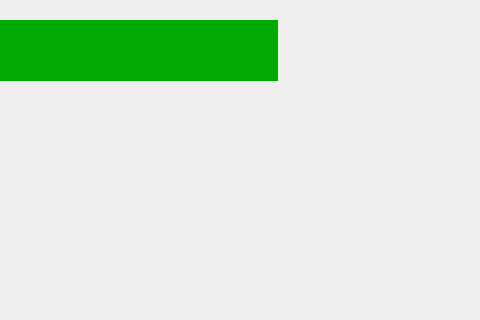
Before: the Qt Designer form window/face.ui in zzuwcc/zzu-12, drawn with Qt 5; both pictures show x 343 to 823 and y 0 to 320 of the 823 by 559 pixel window.
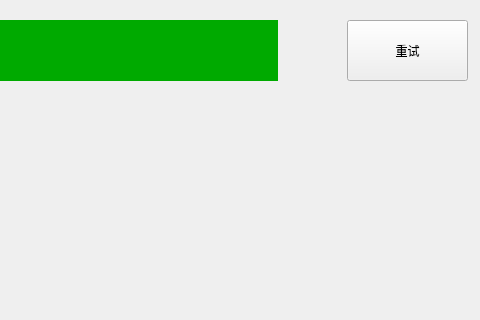
After: the same form once the commit is applied.

Diff of the .ui file:
```diff
--- a/window/face.ui
+++ b/window/face.ui
@@ -45,6 +45,19 @@
     <string/>
    </property>
   </widget>
+  <widget class="QPushButton" name="pushButton">
+   <property name="geometry">
+    <rect>
+     <x>690</x>
+     <y>20</y>
+     <width>121</width>
+     <height>61</height>
+    </rect>
+   </property>
+   <property name="text">
+    <string>重试</string>
+   </property>
+  </widget>
  </widget>
  <resources/>
  <connections/>
```
Left out of the diff: 22 changed lines with no effect on the pictures.
